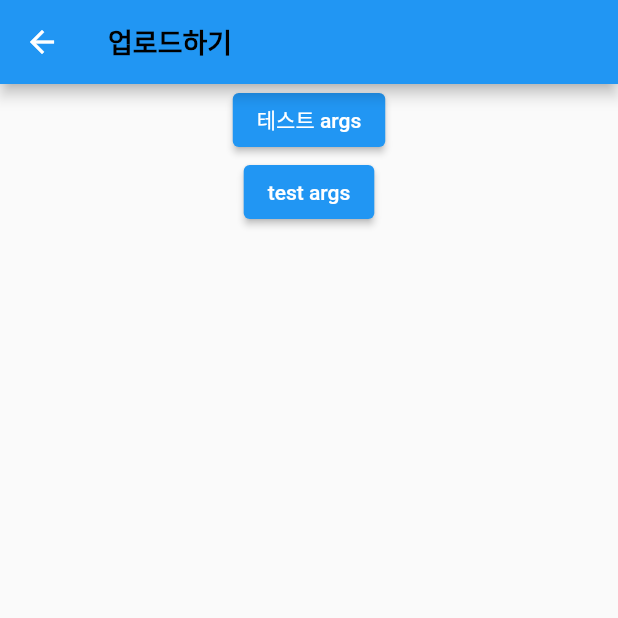
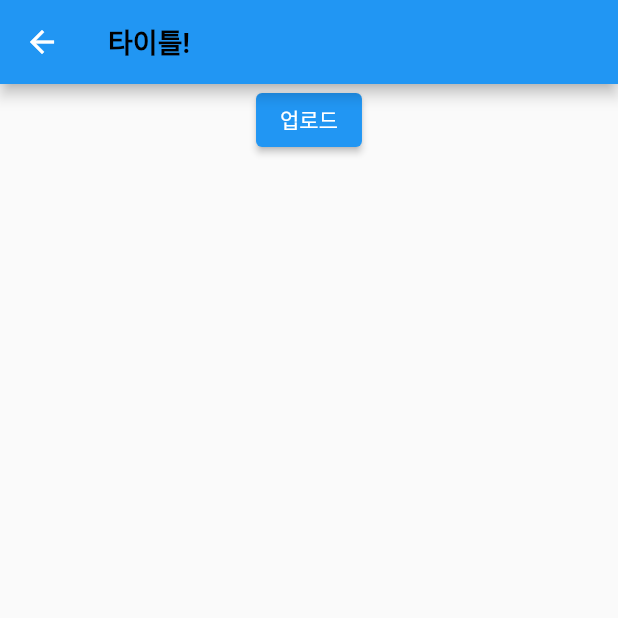
Before and after one commit to heiliglied/BusStopInfo, a Flutter app: the screen it shows after launch, in the side drawer, after a tap on "공공데이터 업로드", on a phone screen of 412 x 824 dp, the top half of it. Run offline on Flutter 3.47's test engine with Material 2 defaults, Android fonts, the phone set to English and light mode, and no system bars; our stand-ins replace moor_flutter, webview_flutter; generated files the repository leaves out were written again.

Commit message:
router 관련 코드 정리 > AppbarArgs로 appbar title 바꿀 수 있게 변경

```diff
--- a/lib/main.dart
+++ b/lib/main.dart
@@ -1,4 +1,5 @@
 import 'package:busstopinfo/views/mainpage.dart';
+import 'package:busstopinfo/views/menus/UploadPage.dart';
 import 'package:flutter/material.dart';
 import 'package:busstopinfo/router.dart';
 
@@ -10,8 +11,8 @@ class Main extends StatelessWidget {
   @override
   Widget build(BuildContext context) {
     return MaterialApp(
-        initialRoute: MainPage.routeName,
-        routes: Routes.routes,
+      initialRoute: MainPage.routeName,
+      routes: Routes.routes,
     );
   }
 }
--- a/lib/router.dart
+++ b/lib/router.dart
@@ -11,6 +11,6 @@ class Routes {
   static final routes = <String, WidgetBuilder>{
     MainPage.routeName: (BuildContext context) => MainPage(),
     // splashPage: (BuildContext context) => splashPage(),
-    UploadPage.routeName: (BuildContext context) => const UploadPage(title: "업로드하기"),
+    UploadPage.routeName: (BuildContext context) => const UploadPage(),
   };
 }
--- a/lib/views/menus/UploadPage.dart
+++ b/lib/views/menus/UploadPage.dart
@@ -4,8 +4,8 @@ import 'package:flutter/widgets.dart';
 
 class UploadPage extends StatefulWidget {
 
-  const UploadPage({Key? key, required this.title}) : super(key: key);
-  final String title;
+  const UploadPage({Key? key}) : super(key: key);
+  // final String title;
   static const routeName = '/settings/upload';
 
   @override
@@ -17,15 +17,14 @@ class _UploadPageState extends State<UploadPage> {
   @override
   Widget build(BuildContext context) {
 
-    final args = ModalRoute.of(context)!.settings.arguments as TestArgs;
+    final args = ModalRoute.of(context)!.settings.arguments as AppbarArgs;
 
     return Scaffold(
-        appBar: BaseAppBar(widget.title),
+        appBar: BaseAppBar(args.title),
         body: Center(
           child: Column(
             children: [
-              ElevatedButton(onPressed: () {}, child: Text(args.title)),
-              ElevatedButton(onPressed: () {}, child: Text(args.message))
+              ElevatedButton(onPressed: () {}, child: Text("업로드")),
             ],
           ),
         )
@@ -34,9 +33,7 @@ class _UploadPageState extends State<UploadPage> {
 
 }
 
-class TestArgs {
+class AppbarArgs {
   final String title;
-  final String message;
-
-  TestArgs(this.title, this.message);
+  AppbarArgs(this.title);
 }
--- a/lib/views/partitions/BaseDrawer.dart
+++ b/lib/views/partitions/BaseDrawer.dart
@@ -15,7 +15,7 @@ class BaseDrawer extends StatelessWidget {
           ListTile(
             title: Text('공공데이터 업로드'),
             onTap: () {
-              Navigator.pushNamed(context, UploadPage.routeName, arguments: TestArgs("테스트 args", "test args"));
+              Navigator.pushNamed(context, UploadPage.routeName, arguments: AppbarArgs("타이틀!"));
             },
           ),
         ],
```
